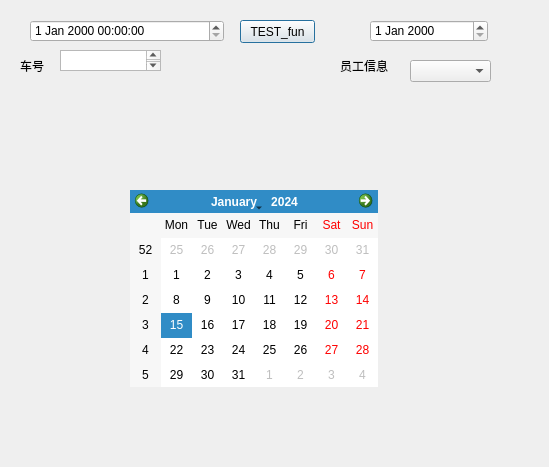
The window that adddayworkdialog.ui (chksong/MineCarsManage) describes before a commit, drawn with Qt 5.
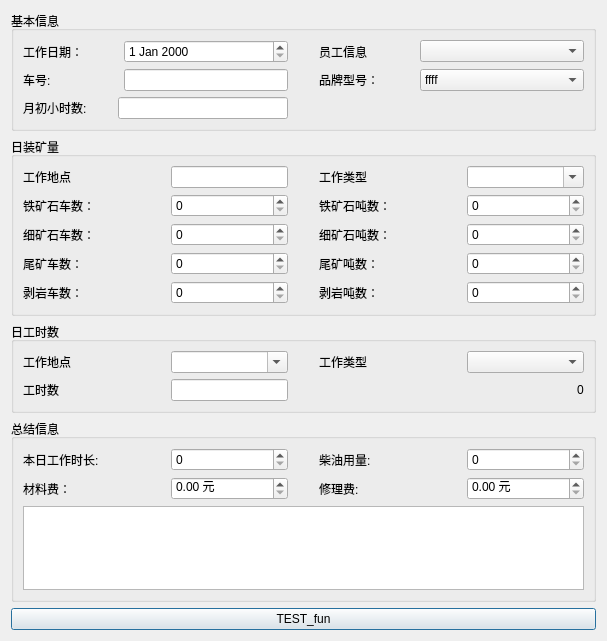
The same window after the commit.

Commit message: 修改添加记录的界面

Patch:
```diff
--- a/adddayworkdialog.ui
+++ b/adddayworkdialog.ui
@@ -6,102 +6,531 @@
    <rect>
     <x>0</x>
     <y>0</y>
-    <width>549</width>
-    <height>467</height>
+    <width>607</width>
+    <height>641</height>
    </rect>
   </property>
   <property name="windowTitle">
    <string>Dialog</string>
   </property>
-  <widget class="QLabel" name="label">
-   <property name="geometry">
-    <rect>
-     <x>340</x>
-     <y>60</y>
-     <width>54</width>
-     <height>12</height>
-    </rect>
-   </property>
-   <property name="text">
-    <string>员工信息</string>
-   </property>
-  </widget>
-  <widget class="QComboBox" name="comboBox">
-   <property name="geometry">
-    <rect>
-     <x>410</x>
-     <y>60</y>
-     <width>81</width>
-     <height>22</height>
-    </rect>
-   </property>
-  </widget>
-  <widget class="QDateEdit" name="dateEdit">
-   <property name="geometry">
-    <rect>
-     <x>370</x>
-     <y>20</y>
-     <width>118</width>
-     <height>22</height>
-    </rect>
-   </property>
-  </widget>
-  <widget class="QDateTimeEdit" name="dateTimeEdit">
-   <property name="geometry">
-    <rect>
-     <x>30</x>
-     <y>20</y>
-     <width>194</width>
-     <height>22</height>
-    </rect>
-   </property>
-  </widget>
-  <widget class="QLabel" name="label_2">
-   <property name="geometry">
-    <rect>
-     <x>20</x>
-     <y>60</y>
-     <width>54</width>
-     <height>12</height>
-    </rect>
-   </property>
-   <property name="text">
-    <string>车号</string>
-   </property>
-  </widget>
-  <widget class="QCalendarWidget" name="calendarWidget">
-   <property name="geometry">
-    <rect>
-     <x>130</x>
-     <y>190</y>
-     <width>248</width>
-     <height>197</height>
-    </rect>
-   </property>
-  </widget>
-  <widget class="QTextEdit" name="textEdit">
-   <property name="geometry">
-    <rect>
-     <x>60</x>
-     <y>50</y>
-     <width>101</width>
-     <height>21</height>
-    </rect>
-   </property>
-  </widget>
-  <widget class="QPushButton" name="PB_TEST">
-   <property name="geometry">
-    <rect>
-     <x>240</x>
-     <y>20</y>
-     <width>75</width>
-     <height>23</height>
-    </rect>
-   </property>
-   <property name="text">
-    <string>TEST_fun</string>
-   </property>
-  </widget>
+  <layout class="QVBoxLayout" name="verticalLayout_5">
+   <item>
+    <widget class="QGroupBox" name="groupBox_2">
+     <property name="title">
+      <string>基本信息</string>
+     </property>
+     <layout class="QVBoxLayout" name="verticalLayout_2" stretch="1,1,1">
+      <item>
+       <layout class="QHBoxLayout" name="horizontalLayout_3">
+        <property name="spacing">
+         <number>31</number>
+        </property>
+        <item>
+         <layout class="QHBoxLayout" name="horizontalLayout" stretch="3,7">
+          <item>
+           <widget class="QLabel" name="label_3">
+            <property name="text">
+             <string>工作日期：</string>
+            </property>
+           </widget>
+          </item>
+          <item>
+           <widget class="QDateEdit" name="dateEdit"/>
+          </item>
+         </layout>
+        </item>
+        <item>
+         <layout class="QHBoxLayout" name="horizontalLayout_2" stretch="3,7">
+          <item>
+           <widget class="QLabel" name="label">
+            <property name="text">
+             <string>员工信息</string>
+            </property>
+           </widget>
+          </item>
+          <item>
+           <widget class="QComboBox" name="comboBox"/>
+          </item>
+         </layout>
+        </item>
+       </layout>
+      </item>
+      <item>
+       <layout class="QHBoxLayout" name="horizontalLayout_6">
+        <property name="spacing">
+         <number>31</number>
+        </property>
+        <item>
+         <layout class="QHBoxLayout" name="horizontalLayout_4" stretch="3,7">
+          <item>
+           <widget class="QLabel" name="label_2">
+            <property name="text">
+             <string>车号:</string>
+            </property>
+           </widget>
+          </item>
+          <item>
+           <widget class="QLineEdit" name="lineEdit"/>
+          </item>
+         </layout>
+        </item>
+        <item>
+         <layout class="QHBoxLayout" name="horizontalLayout_5" stretch="3,7">
+          <item>
+           <widget class="QLabel" name="label_4">
+            <property name="text">
+             <string>品牌型号：</string>
+            </property>
+           </widget>
+          </item>
+          <item>
+           <widget class="QComboBox" name="comboBox_2">
+            <property name="editable">
+             <bool>false</bool>
+            </property>
+            <item>
+             <property name="text">
+              <string>ffff</string>
+             </property>
+            </item>
+            <item>
+             <property name="text">
+              <string>ffff</string>
+             </property>
+            </item>
+           </widget>
+          </item>
+         </layout>
+        </item>
+       </layout>
+      </item>
+      <item>
+       <layout class="QHBoxLayout" name="horizontalLayout_22" stretch="1,1">
+        <property name="spacing">
+         <number>31</number>
+        </property>
+        <item>
+         <layout class="QHBoxLayout" name="horizontalLayout_20">
+          <item>
+           <widget class="QLabel" name="label_13">
+            <property name="text">
+             <string>月初小时数:</string>
+            </property>
+           </widget>
+          </item>
+          <item>
+           <widget class="QLineEdit" name="lineEdit_4"/>
+          </item>
+         </layout>
+        </item>
+        <item>
+         <layout class="QHBoxLayout" name="horizontalLayout_21">
+          <item>
+           <widget class="QLabel" name="label_14">
+            <property name="text">
+             <string/>
+            </property>
+           </widget>
+          </item>
+          <item>
+           <spacer name="horizontalSpacer">
+            <property name="orientation">
+             <enum>Qt::Horizontal</enum>
+            </property>
+            <property name="sizeHint" stdset="0">
+             <size>
+              <width>40</width>
+              <height>20</height>
+             </size>
+            </property>
+           </spacer>
+          </item>
+         </layout>
+        </item>
+       </layout>
+      </item>
+     </layout>
+    </widget>
+   </item>
+   <item>
+    <widget class="QGroupBox" name="groupBox">
+     <property name="title">
+      <string>日装矿量</string>
+     </property>
+     <layout class="QVBoxLayout" name="verticalLayout" stretch="1,1,1,1,1">
+      <item>
+       <layout class="QHBoxLayout" name="horizontalLayout_9" stretch="1,1">
+        <property name="spacing">
+         <number>31</number>
+        </property>
+        <item>
+         <layout class="QHBoxLayout" name="horizontalLayout_7" stretch="1,1">
+          <item>
+           <widget class="QLabel" name="label_5">
+            <property name="text">
+             <string>工作地点</string>
+            </property>
+           </widget>
+          </item>
+          <item>
+           <widget class="QLineEdit" name="lineEdit_2"/>
+          </item>
+         </layout>
+        </item>
+        <item>
+         <layout class="QHBoxLayout" name="horizontalLayout_8" stretch="0,0">
+          <item>
+           <widget class="QLabel" name="label_6">
+            <property name="text">
+             <string>工作类型</string>
+            </property>
+           </widget>
+          </item>
+          <item>
+           <widget class="QComboBox" name="comboBox_3">
+            <property name="editable">
+             <bool>true</bool>
+            </property>
+           </widget>
+          </item>
+         </layout>
+        </item>
+       </layout>
+      </item>
+      <item>
+       <layout class="QHBoxLayout" name="horizontalLayout_12">
+        <property name="spacing">
+         <number>31</number>
+        </property>
+        <item>
+         <layout class="QHBoxLayout" name="horizontalLayout_11">
+          <item>
+           <widget class="QLabel" name="label_7">
+            <property name="text">
+             <string>铁矿石车数：</string>
+            </property>
+           </widget>
+          </item>
+          <item>
+           <widget class="QSpinBox" name="spinBox"/>
+          </item>
+         </layout>
+        </item>
+        <item>
+         <layout class="QHBoxLayout" name="horizontalLayout_10">
+          <item>
+           <widget class="QLabel" name="label_8">
+            <property name="text">
+             <string>铁矿石吨数：</string>
+            </property>
+           </widget>
+          </item>
+          <item>
+           <widget class="QSpinBox" name="spinBox_2"/>
+          </item>
+         </layout>
+        </item>
+       </layout>
+      </item>
+      <item>
+       <layout class="QHBoxLayout" name="horizontalLayout_13">
+        <property name="spacing">
+         <number>31</number>
+        </property>
+        <item>
+         <layout class="QHBoxLayout" name="horizontalLayout_14">
+          <item>
+           <widget class="QLabel" name="label_9">
+            <property name="text">
+             <string>细矿石车数：</string>
+            </property>
+           </widget>
+          </item>
+          <item>
+           <widget class="QSpinBox" name="spinBox_3"/>
+          </item>
+         </layout>
+        </item>
+        <item>
+         <layout class="QHBoxLayout" name="horizontalLayout_15">
+          <item>
+           <widget class="QLabel" name="label_10">
+            <property name="text">
+             <string>细矿石吨数：</string>
+            </property>
+           </widget>
+          </item>
+          <item>
+           <widget class="QSpinBox" name="spinBox_4"/>
+          </item>
+         </layout>
+        </item>
+       </layout>
+      </item>
+      <item>
+       <layout class="QHBoxLayout" name="horizontalLayout_16">
+        <property name="spacing">
+         <number>31</number>
+        </property>
+        <item>
+         <layout class="QHBoxLayout" name="horizontalLayout_17">
+          <item>
+           <widget class="QLabel" name="label_11">
+            <property name="text">
+             <string>尾矿车数：</string>
+            </property>
+           </widget>
+          </item>
+          <item>
+           <widget class="QSpinBox" name="spinBox_5"/>
+          </item>
+         </layout>
+        </item>
+        <item>
+         <layout class="QHBoxLayout" name="horizontalLayout_18">
+          <item>
+           <widget class="QLabel" name="label_12">
+            <property name="text">
+             <string>尾矿吨数：</string>
+            </property>
+           </widget>
+          </item>
+          <item>
+           <widget class="QSpinBox" name="spinBox_6"/>
+          </item>
+         </layout>
+        </item>
+       </layout>
+      </item>
+      <item>
+       <layout class="QHBoxLayout" name="horizontalLayout_23">
+        <property name="spacing">
+         <number>31</number>
+        </property>
+        <item>
+         <layout class="QHBoxLayout" name="horizontalLayout_24">
+          <item>
+           <widget class="QLabel" name="label_15">
+            <property name="text">
+             <string>剥岩车数：</string>
+            </property>
+           </widget>
+          </item>
+          <item>
+           <widget class="QSpinBox" name="spinBox_7"/>
+          </item>
+         </layout>
+        </item>
+        <item>
+         <layout class="QHBoxLayout" name="horizontalLayout_25">
+          <item>
+           <widget class="QLabel" name="label_16">
+            <property name="text">
+             <string>剥岩吨数：</string>
+            </property>
+           </widget>
+          </item>
+          <item>
+           <widget class="QSpinBox" name="spinBox_8"/>
+          </item>
+         </layout>
+        </item>
+       </layout>
+      </item>
+     </layout>
+    </widget>
+   </item>
+   <item>
+    <widget class="QGroupBox" name="groupBox_3">
+     <property name="title">
+      <string>日工时数</string>
+     </property>
+     <layout class="QVBoxLayout" name="verticalLayout_3">
+      <item>
+       <layout class="QHBoxLayout" name="horizontalLayout_28" stretch="1,1">
+        <property name="spacing">
+         <number>31</number>
+        </property>
+        <item>
+         <layout class="QHBoxLayout" name="horizontalLayout_26">
+          <item>
+           <widget class="QLabel" name="label_17">
+            <property name="text">
+             <string>工作地点</string>
+            </property>
+           </widget>
+          </item>
+          <item>
+           <widget class="QComboBox" name="comboBox_4">
+            <property name="editable">
+             <bool>true</bool>
+            </property>
+           </widget>
+          </item>
+         </layout>
+        </item>
+        <item>
+         <layout class="QHBoxLayout" name="horizontalLayout_27">
+          <item>
+           <widget class="QLabel" name="label_18">
+            <property name="text">
+             <string>工作类型</string>
+            </property>
+           </widget>
+          </item>
+          <item>
+           <widget class="QComboBox" name="comboBox_5"/>
+          </item>
+         </layout>
+        </item>
+       </layout>
+      </item>
+      <item>
+       <layout class="QHBoxLayout" name="horizontalLayout_31" stretch="1,1">
+        <property name="spacing">
+         <number>31</number>
+        </property>
+        <item>
+         <layout class="QHBoxLayout" name="horizontalLayout_30" stretch="1,1">
+          <item>
+           <widget class="QLabel" name="label_19">
+            <property name="text">
+             <string>工时数</string>
+            </property>
+           </widget>
+          </item>
+          <item>
+           <widget class="QLineEdit" name="lineEdit_3"/>
+          </item>
+         </layout>
+        </item>
+        <item>
+         <layout class="QHBoxLayout" name="horizontalLayout_29">
+          <item>
+           <spacer name="horizontalSpacer_2">
+            <property name="orientation">
+             <enum>Qt::Horizontal</enum>
+            </property>
+            <property name="sizeHint" stdset="0">
+             <size>
+              <width>40</width>
+              <height>20</height>
+             </size>
+            </property>
+           </spacer>
+          </item>
+          <item>
+           <widget class="QLabel" name="label_24">
+            <property name="text">
+             <string>0</string>
+            </property>
+           </widget>
+          </item>
+         </layout>
+        </item>
+       </layout>
+      </item>
+     </layout>
+    </widget>
+   </item>
+   <item>
+    <widget class="QGroupBox" name="groupBox_4">
+     <property name="title">
+      <string>总结信息</string>
+     </property>
+     <layout class="QVBoxLayout" name="verticalLayout_4" stretch="1,1,1">
+      <item>
+       <layout class="QHBoxLayout" name="horizontalLayout_33">
+        <property name="spacing">
+         <number>31</number>
+        </property>
+        <item>
+         <layout class="QHBoxLayout" name="horizontalLayout_19">
+          <item>
+           <widget class="QLabel" name="label_20">
+            <property name="text">
+             <string>本日工作时长:</string>
+            </property>
+           </widget>
+          </item>
+          <item>
+           <widget class="QSpinBox" name="spinBox_9"/>
+          </item>
+         </layout>
+        </item>
+        <item>
+         <layout class="QHBoxLayout" name="horizontalLayout_32">
+          <item>
+           <widget class="QLabel" name="label_21">
+            <property name="text">
+             <string>柴油用量:</string>
+            </property>
+           </widget>
+          </item>
+          <item>
+           <widget class="QSpinBox" name="spinBox_10"/>
+          </item>
+         </layout>
+        </item>
+       </layout>
+      </item>
+      <item>
+       <layout class="QHBoxLayout" name="horizontalLayout_36">
+        <property name="spacing">
+         <number>31</number>
+        </property>
+        <item>
+         <layout class="QHBoxLayout" name="horizontalLayout_34">
+          <item>
+           <widget class="QLabel" name="label_22">
+            <property name="text">
+             <string>材料费：</string>
+            </property>
+           </widget>
+          </item>
+          <item>
+           <widget class="QDoubleSpinBox" name="doubleSpinBox">
+            <property name="suffix">
+             <string> 元</string>
+            </property>
+           </widget>
+          </item>
+         </layout>
+        </item>
+        <item>
+         <layout class="QHBoxLayout" name="horizontalLayout_35">
+          <item>
+           <widget class="QLabel" name="label_23">
+            <property name="text">
+             <string>修理费:</string>
+            </property>
+           </widget>
+          </item>
+          <item>
+           <widget class="QDoubleSpinBox" name="doubleSpinBox_2">
+            <property name="suffix">
+             <string> 元</string>
+            </property>
+           </widget>
+          </item>
+         </layout>
+        </item>
+       </layout>
+      </item>
+      <item>
+       <widget class="QTextEdit" name="textEdit"/>
+      </item>
+     </layout>
+    </widget>
+   </item>
+   <item>
+    <widget class="QPushButton" name="PB_TEST">
+     <property name="text">
+      <string>TEST_fun</string>
+     </property>
+    </widget>
+   </item>
+  </layout>
  </widget>
  <resources/>
  <connections/>
```
The commit also changes 2 other files.
